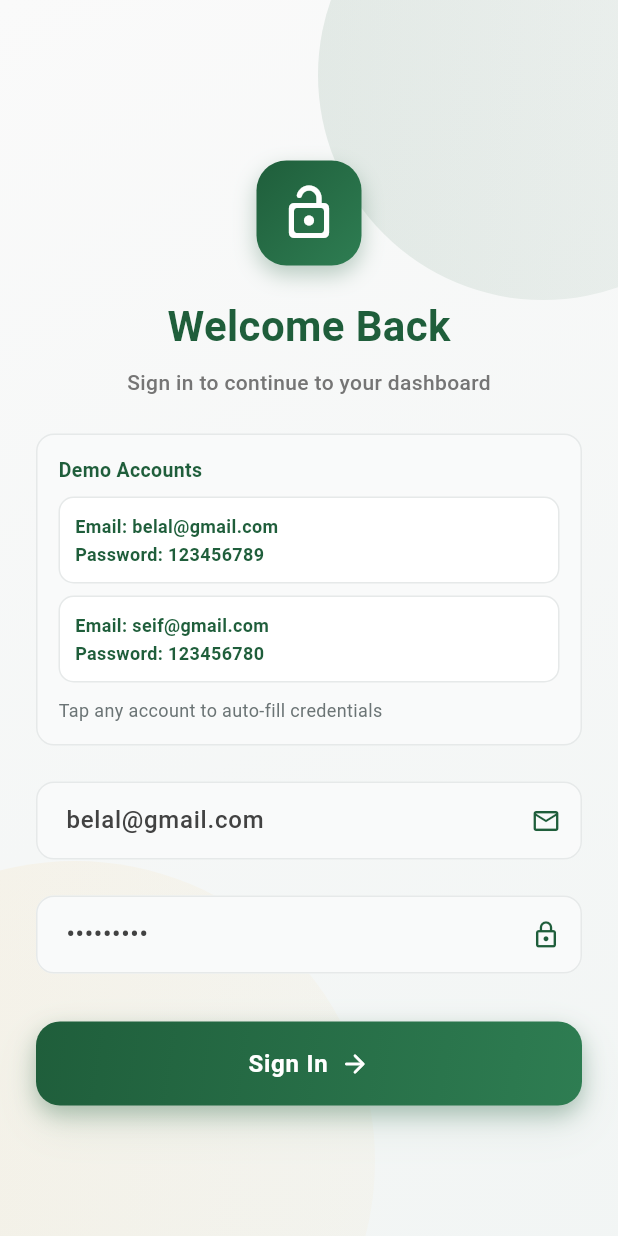
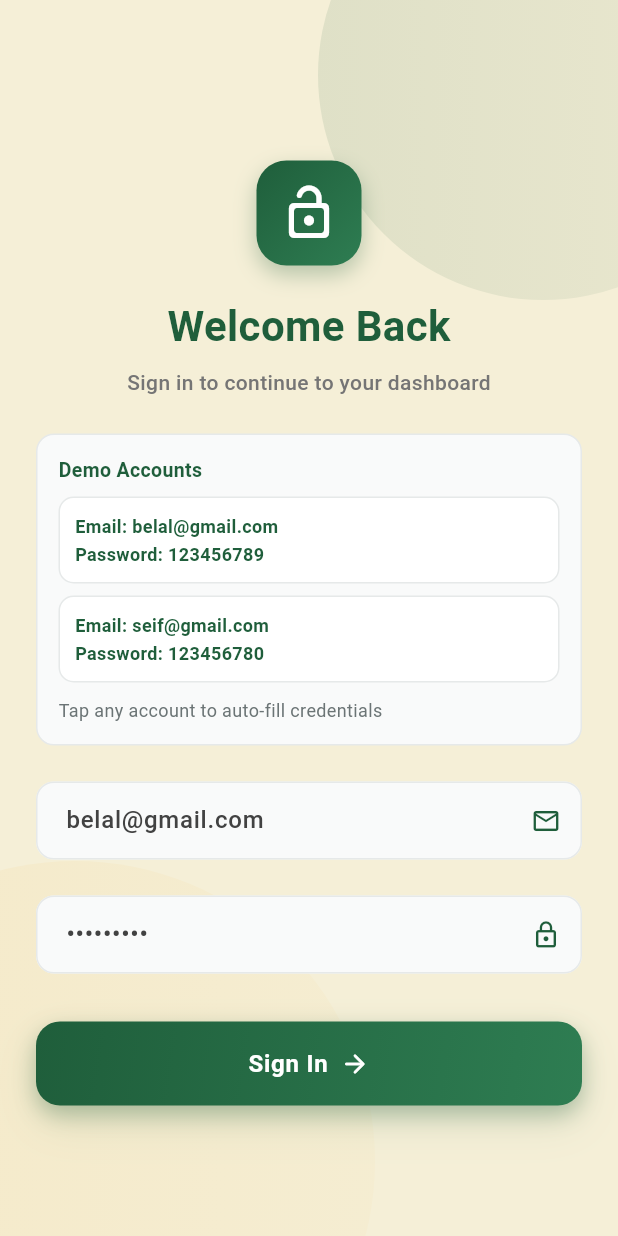
Before and after one commit to SeifAhmed444/xspire_dashboard, a Flutter app: the screen it shows after launch, after a tap on an icon or button, on a phone screen of 412 x 824 dp. Run offline on Flutter 3.47's test engine with Material 3 defaults, Android fonts, the phone set to English and light mode, and no system bars; drawn by our look-alikes of modal_progress_hud_nsn; our stand-ins replace bloc, cloud_firestore, dartz, firebase_auth, firebase_core, firebase_storage and 7 more; missing offline and left inert: google_mlkit_object_detection, tflite_flutter; accounts and stored records are empty.

Commit message:
Refactor code structure for improved readability and maintainability

```diff
--- a/lib/core/widgets/splash_screen.dart
+++ b/lib/core/widgets/splash_screen.dart
@@ -98,7 +98,7 @@ class _AppSplashScreenState extends State<AppSplashScreen>
           child: FadeTransition(
             opacity: Tween<double>(begin: 1.0, end: 0.0).animate(_fade),
             child: Container(
-              color: Colors.transparent,
+              color: const Color(0xFFF5EFD7),
               child: Stack(
                 children: [
                   // Background gradient SVG
@@ -133,21 +133,12 @@ class _AppSplashScreenState extends State<AppSplashScreen>
                             ),
                             child: ClipOval(
                               child: Image.asset(
-                                'assets/icons/icon3.PNG',
+                                'assets/icons/Dashboard_App_Icon.jpeg',
                                 fit: BoxFit.cover,
                               ),
                             ),
                           ),
-                          const SizedBox(height: 20),
-                          Text(
-                            title,
-                            style: const TextStyle(
-                              color: Colors.white,
-                              fontSize: 20,
-                              fontWeight: FontWeight.bold,
-                              letterSpacing: 0.6,
-                            ),
-                          ),
+
                         ],
                       ),
                     ),
--- a/lib/features/auth/presentation/views/login_view.dart
+++ b/lib/features/auth/presentation/views/login_view.dart
@@ -15,15 +15,8 @@ class LoginView extends StatelessWidget {
   Widget build(BuildContext context) {
     return Scaffold(
       body: Container(
-        decoration: BoxDecoration(
-          gradient: LinearGradient(
-            begin: Alignment.topLeft,
-            end: Alignment.bottomRight,
-            colors: [
-              const Color(0xFFFAFAFA),
-              const Color(0xFFF0F4F3).withOpacity(0.8),
-            ],
-          ),
+        decoration: const BoxDecoration(
+          color: Color(0xFFF5EFD7),
         ),
         child: Stack(
           children: [
--- a/lib/features/dashboard/view/widgets/dashboard_view_body.dart
+++ b/lib/features/dashboard/view/widgets/dashboard_view_body.dart
@@ -29,7 +29,7 @@ class DashboardViewBody extends StatelessWidget {
         }
       },
       child: Scaffold(
-        backgroundColor: const Color(0xFFF5F7F5),
+        backgroundColor: const Color(0xFFF5EFD7),
         body: CustomScrollView(
           slivers: [
             // ── Header ───────────────────────────────────────────────────────
--- a/pubspec.yaml
+++ b/pubspec.yaml
@@ -82,4 +82,6 @@ flutter:
 flutter_icons:
   android: true
   ios: true
-  image_path: assets/icons/Main_app_Icon.png
+  image_path: assets/icons/Dashboard_App_Icon.jpeg
+  adaptive_icon_background: "#f5efd7"
+  adaptive_icon_foreground: assets/icons/Dashboard_App_Icon.jpeg
```
Also changed, not shown: assets/icons/Dashboard_App_Icon.jpeg (added), assets/icons/Main_app_Icon.png (deleted), assets/splash/splash_bg.svg, 36 other files.
